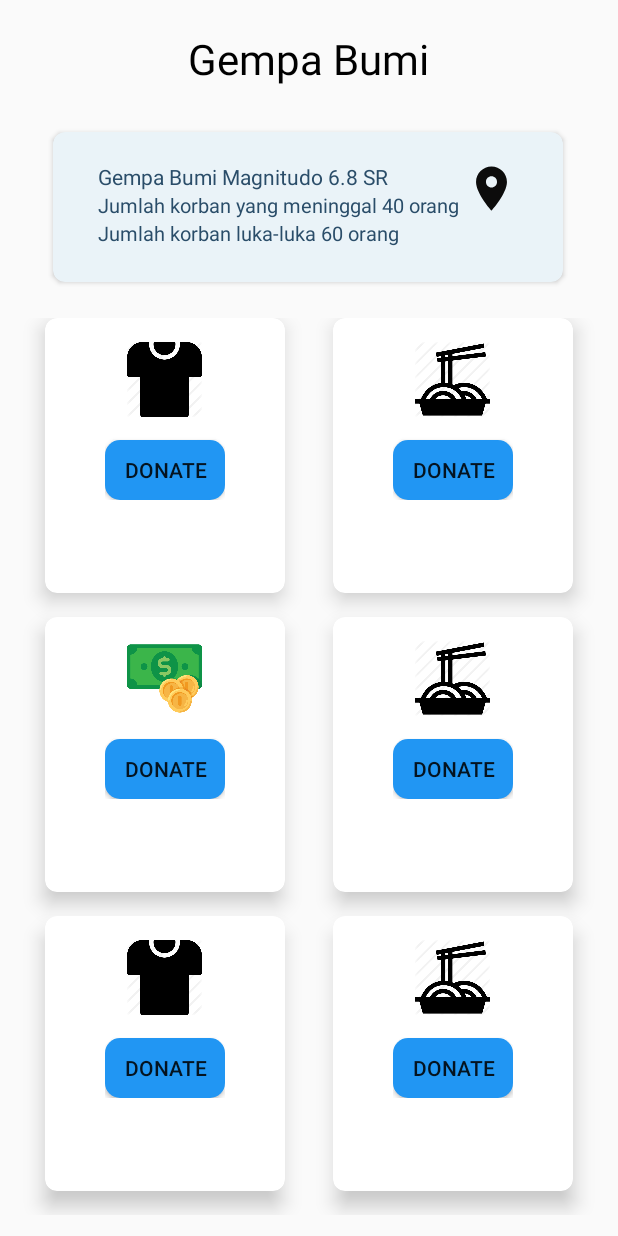
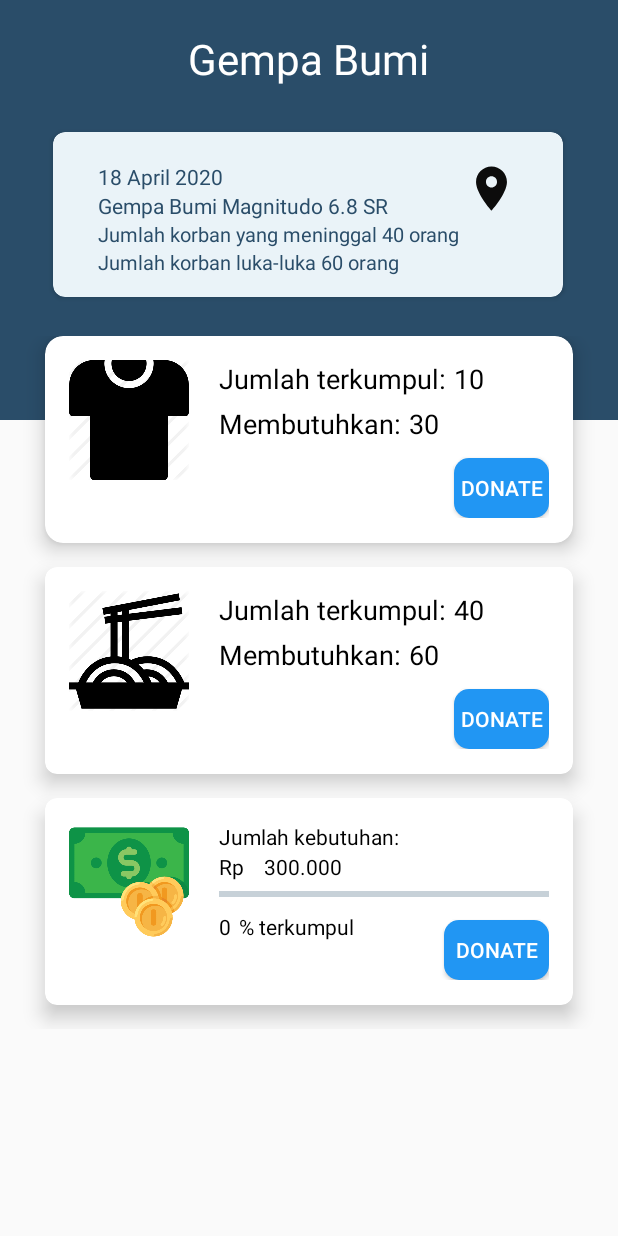
Before and after one commit to reinaldosg/bantuinbencana, an Android app: the fragment BlankFragmentDetail shown on its own in the app's theme, on a phone screen of 412 x 824 dp. Run offline under Robolectric (Android 15) with nearby library versions, the phone set to English and light mode, and no system bars; network calls fail.

Commit message:
Memperbaiki DetailActivity

```diff
--- a/app/src/main/java/dsc/machung/bantuanbencana/DetailActivity.java
+++ b/app/src/main/java/dsc/machung/bantuanbencana/DetailActivity.java
@@ -9,14 +9,26 @@ import android.os.Bundle;
 import android.view.View;
 import android.view.WindowManager;
 import android.widget.AdapterView;
+import android.widget.ProgressBar;
+import android.widget.TextView;
+
+import java.sql.Time;
+import java.util.Timer;
+import java.util.TimerTask;
 
 public class DetailActivity extends AppCompatActivity implements AdapterView.OnItemClickListener{
+
+    private TextView jml_uang;
+    private ProgressBar pb_jml_uang;
 
     @Override
     protected void onCreate(Bundle savedInstanceState) {
         super.onCreate(savedInstanceState);
         setContentView(R.layout.activity_detail);
         getWindow().setFlags(WindowManager.LayoutParams.FLAG_FULLSCREEN, WindowManager.LayoutParams.FLAG_FULLSCREEN);
+
+        jml_uang = (TextView) findViewById(R.id.jml_uang);
+        pb_jml_uang = (ProgressBar) findViewById(R.id.pb_jml_uang);
     }
 
     @Override
@@ -27,4 +39,5 @@ public class DetailActivity extends AppCompatActivity implements AdapterView.OnI
         FragmentTransaction fragmentTransaction = fragmentManager.beginTransaction();
         fragmentTransaction.commit();
     }
+
 }
--- a/app/src/main/res/layout/fragment_blank_fragment_detail.xml
+++ b/app/src/main/res/layout/fragment_blank_fragment_detail.xml
@@ -8,8 +8,14 @@
 
     <LinearLayout
         android:layout_width="match_parent"
-        android:layout_height="match_parent"
+        android:layout_height="700dp"
         android:orientation="vertical">
+
+        <LinearLayout
+            android:layout_width="match_parent"
+            android:layout_height="280dp"
+            android:orientation="vertical"
+            android:background="@drawable/bg">
 
             <TextView
                 android:id="@+id/name"
@@ -17,13 +23,13 @@
                 android:layout_height="wrap_content"
                 android:text="Gempa Bumi"
                 android:layout_gravity="center_horizontal"
-            android:textColor="@color/transparent"
+                android:textColor="@color/white"
                 android:layout_marginTop="20dp"
                 android:textSize="28sp"/>
 
             <androidx.cardview.widget.CardView
                 android:layout_width="340dp"
-            android:layout_height="100dp"
+                android:layout_height="110dp"
                 android:layout_marginStart="35dp"
                 android:layout_marginEnd="30dp"
                 android:layout_marginTop="30dp"
@@ -47,6 +53,13 @@
                             android:layout_width="wrap_content"
                             android:layout_height="wrap_content"
                             android:orientation="vertical">
+
+                            <TextView
+                                android:id="@+id/tgl_bencana"
+                                android:layout_width="wrap_content"
+                                android:layout_height="wrap_content"
+                                android:text="18 April 2020"
+                                android:textColor="@color/colorPrimaryDark"/>
 
                             <TextView
                                 android:layout_width="wrap_content"
@@ -86,17 +99,19 @@
 
             </androidx.cardview.widget.CardView>
 
+        </LinearLayout>
+
         <GridLayout
             android:id="@+id/mainGrid"
-            android:columnCount="2"
+            android:columnCount="1"
             android:rowCount="3"
             android:alignmentMode="alignMargins"
             android:columnOrderPreserved="false"
             android:layout_weight="8"
             android:padding="14dp"
             android:layout_width="match_parent"
-            android:layout_height="0dp"
-            android:layout_marginTop="10dp">
+            android:layout_height="wrap_content"
+            android:layout_marginTop="-70dp">
 
             <androidx.cardview.widget.CardView
                 android:layout_width="0dp"
@@ -107,29 +122,77 @@
                 android:layout_marginLeft="16dp"
                 android:layout_marginRight="16dp"
                 app:cardElevation="8dp"
-                app:cardCornerRadius="8dp">
+                app:cardCornerRadius="12dp">
 
-                <LinearLayout
-                    android:layout_width="wrap_content"
+                <RelativeLayout
+                    android:layout_width="match_parent"
                     android:layout_height="wrap_content"
-                    android:layout_gravity="center_horizontal"
+                    android:layout_gravity="left"
                     android:layout_margin="16dp"
                     android:orientation="vertical">
 
                     <ImageView
-                        android:layout_width="50dp"
-                        android:layout_height="50dp"
+                        android:id="@+id/icon_baju"
+                        android:layout_width="80dp"
+                        android:layout_height="80dp"
                         android:src="@drawable/icon_baju"
-                        android:layout_gravity="center_horizontal"
+                        android:layout_gravity="left"
+                        android:layout_alignParentLeft="true"
                         />
+
+                    <TextView
+                        android:id="@+id/txt_jml_baju"
+                        android:layout_width="wrap_content"
+                        android:layout_height="wrap_content"
+                        android:layout_toRightOf="@+id/icon_baju"
+                        android:layout_marginLeft="20dp"
+                        android:text="Jumlah terkumpul:"
+                        android:textSize="18sp"
+                        android:textColor="@color/transparent"/>
+
+                    <TextView
+                        android:id="@+id/jml_baju"
+                        android:layout_width="wrap_content"
+                        android:layout_height="wrap_content"
+                        android:layout_toRightOf="@+id/txt_jml_baju"
+                        android:layout_marginLeft="5dp"
+                        android:textSize="18sp"
+                        android:textColor="@color/transparent"
+                        android:text="10"/>
+
+                    <TextView
+                        android:id="@+id/txt_jml_butuhbaju"
+                        android:layout_width="wrap_content"
+                        android:layout_height="wrap_content"
+                        android:layout_toRightOf="@+id/icon_baju"
+                        android:layout_marginTop="30dp"
+                        android:layout_marginLeft="20dp"
+                        android:textSize="18sp"
+                        android:textColor="@color/transparent"
+                        android:text="Membutuhkan:"/>
+
+                    <TextView
+                        android:id="@+id/jml_butuhbaju"
+                        android:layout_width="wrap_content"
+                        android:layout_height="wrap_content"
+                        android:layout_toRightOf="@+id/txt_jml_butuhbaju"
+                        android:layout_marginLeft="5dp"
+                        android:layout_marginTop="30dp"
+                        android:textSize="18sp"
+                        android:textColor="@color/transparent"
+                        android:text="30"/>
 
                     <Button
                         android:layout_width="80dp"
                         android:layout_height="40dp"
-                        android:layout_marginTop="15dp"
+                        android:layout_marginTop="65dp"
                         android:text="Donate"
+                        android:layout_gravity="right"
+                        android:textColor="@color/white"
+                        android:layout_toEndOf="@+id/jml_butuhbaju"
+                        android:layout_marginLeft="10dp"
                         android:background="@drawable/btn_bg"/>
-                </LinearLayout>
+                </RelativeLayout>
             </androidx.cardview.widget.CardView>
 
             <androidx.cardview.widget.CardView
@@ -143,26 +206,75 @@
                 app:cardElevation="8dp"
                 app:cardCornerRadius="8dp">
 
-                <LinearLayout
-                    android:layout_width="wrap_content"
+                <RelativeLayout
+                    android:layout_width="match_parent"
                     android:layout_height="wrap_content"
-                    android:layout_gravity="center_horizontal"
+                    android:layout_gravity="left"
                     android:layout_margin="16dp"
                     android:orientation="vertical">
 
                     <ImageView
-                        android:layout_width="50dp"
-                        android:layout_height="50dp"
+                        android:id="@+id/icon_makanan"
+                        android:layout_width="80dp"
+                        android:layout_height="80dp"
                         android:src="@drawable/icon_mie"
-                        android:layout_gravity="center_horizontal"
+                        android:layout_gravity="left"
+                        android:layout_alignParentLeft="true"
                         />
+
+                    <TextView
+                        android:id="@+id/txt_jml_makanan"
+                        android:layout_width="wrap_content"
+                        android:layout_height="wrap_content"
+                        android:layout_toRightOf="@+id/icon_makanan"
+                        android:layout_marginLeft="20dp"
+                        android:text="Jumlah terkumpul:"
+                        android:textSize="18sp"
+                        android:textColor="@color/transparent"/>
+
+                    <TextView
+                        android:id="@+id/jml_makanan"
+                        android:layout_width="wrap_content"
+                        android:layout_height="wrap_content"
+                        android:layout_toRightOf="@+id/txt_jml_makanan"
+                        android:layout_marginLeft="5dp"
+                        android:textSize="18sp"
+                        android:textColor="@color/transparent"
+                        android:text="40"/>
+
+                    <TextView
+                        android:id="@+id/txt_jml_butuhmakanan"
+                        android:layout_width="wrap_content"
+                        android:layout_height="wrap_content"
+                        android:layout_toRightOf="@+id/icon_makanan"
+                        android:layout_marginTop="30dp"
+                        android:layout_marginLeft="20dp"
+                        android:textSize="18sp"
+                        android:textColor="@color/transparent"
+                        android:text="Membutuhkan:"/>
+
+                    <TextView
+                        android:id="@+id/jml_butuhmakanan"
+                        android:layout_width="wrap_content"
+                        android:layout_height="wrap_content"
+                        android:layout_toRightOf="@+id/txt_jml_butuhmakanan"
+                        android:layout_marginLeft="5dp"
+                        android:layout_marginTop="30dp"
+                        android:textSize="18sp"
+                        android:textColor="@color/transparent"
+                        android:text="60"/>
+
                     <Button
                         android:layout_width="80dp"
                         android:layout_height="40dp"
-                        android:layout_marginTop="15dp"
+                        android:layout_marginTop="65dp"
                         android:text="Donate"
+                        android:layout_gravity="right"
+                        android:textColor="@color/white"
+                        android:layout_toEndOf="@+id/jml_butuhmakanan"
+                        android:layout_marginLeft="10dp"
                         android:background="@drawable/btn_bg"/>
-                </LinearLayout>
+                </RelativeLayout>
             </androidx.cardview.widget.CardView>
 
             <androidx.cardview.widget.CardView
@@ -176,130 +288,98 @@
                 app:cardElevation="8dp"
                 app:cardCornerRadius="8dp">
 
-                <LinearLayout
-                    android:layout_width="wrap_content"
+                <RelativeLayout
+                    android:layout_width="match_parent"
                     android:layout_height="wrap_content"
-                    android:layout_gravity="center_horizontal"
+                    android:layout_gravity="left"
                     android:layout_margin="16dp"
                     android:orientation="vertical">
 
                     <ImageView
-                        android:layout_width="50dp"
-                        android:layout_height="50dp"
+                        android:id="@+id/icon_uang"
+                        android:layout_width="80dp"
+                        android:layout_height="80dp"
                         android:src="@drawable/icon_money"
-                        android:layout_gravity="center_horizontal"
+                        android:layout_gravity="left"
+                        android:layout_alignParentLeft="true"
                         />
+
+                    <TextView
+                        android:id="@+id/txt_jml_butuhuang"
+                        android:layout_width="wrap_content"
+                        android:layout_height="wrap_content"
+                        android:layout_toRightOf="@+id/icon_uang"
+                        android:layout_marginLeft="20dp"
+                        android:textColor="@color/transparent"
+                        android:text="Jumlah kebutuhan:"/>
+
+                    <TextView
+                        android:id="@+id/txt_rp"
+                        android:layout_width="wrap_content"
+                        android:layout_height="wrap_content"
+                        android:layout_toRightOf="@+id/icon_uang"
+                        android:layout_marginLeft="20dp"
+                        android:layout_marginTop="20dp"
+                        android:textColor="@color/transparent"
+                        android:text="Rp"/>
+
+                    <TextView
+                        android:id="@+id/jml_butuhuang"
+                        android:layout_width="wrap_content"
+                        android:layout_height="wrap_content"
+                        android:layout_toRightOf="@+id/icon_uang"
+                        android:layout_marginLeft="50dp"
+                        android:layout_marginTop="20dp"
+                        android:textColor="@color/transparent"
+                        android:text="300.000"/>
+
+                    <ProgressBar
+                        android:layout_width="match_parent"
+                        android:layout_height="wrap_content"
+                        style="?android:attr/progressBarStyleHorizontal"
+                        android:layout_toRightOf="@+id/icon_uang"
+                        android:outlineAmbientShadowColor="@color/colorPrimaryDark"
+                        android:progressBackgroundTint="@color/colorPrimaryDark"
+                        android:layout_marginLeft="20dp"
+                        android:layout_marginTop="40dp"
+                        android:id="@+id/pb_jml_uang"/>
+
+                    <TextView
+                        android:id="@+id/jml_uang"
+                        android:layout_width="wrap_content"
+                        android:layout_height="wrap_content"
+                        android:layout_toRightOf="@+id/icon_uang"
+                        android:layout_marginTop="60dp"
+                        android:layout_marginLeft="20dp"
+                        android:textColor="@color/transparent"
+                        android:text="0"/>
+
+                    <TextView
+                        android:id="@+id/txt_uang"
+                        android:layout_width="wrap_content"
+                        android:layout_height="wrap_content"
+                        android:layout_toRightOf="@+id/jml_uang"
+                        android:layout_marginTop="60dp"
+                        android:layout_marginLeft="5dp"
+                        android:textColor="@color/transparent"
+                        android:text="% terkumpul"/>
 
                     <Button
                         android:layout_width="80dp"
                         android:layout_height="40dp"
-                        android:layout_marginTop="15dp"
+                        android:layout_marginTop="65dp"
                         android:text="Donate"
+                        android:layout_gravity="right"
+                        android:textColor="@color/white"
+                        android:layout_toEndOf="@+id/txt_uang"
+                        android:layout_marginLeft="60dp"
                         android:background="@drawable/btn_bg"/>
-                </LinearLayout>
+                </RelativeLayout>
             </androidx.cardview.widget.CardView>
+        </GridLayout>
 
-            <androidx.cardview.widget.CardView
-                android:layout_width="0dp"
-                android:layout_height="0dp"
-                android:layout_columnWeight="1"
-                android:layout_rowWeight="1"
-                android:layout_marginBottom="16dp"
-                android:layout_marginLeft="16dp"
-                android:layout_marginRight="16dp"
-                app:cardElevation="8dp"
-                app:cardCornerRadius="8dp">
 
-                <LinearLayout
-                    android:layout_width="wrap_content"
-                    android:layout_height="wrap_content"
-                    android:layout_gravity="center_horizontal"
-                    android:layout_margin="16dp"
-                    android:orientation="vertical">
 
-                    <ImageView
-                        android:layout_width="50dp"
-                        android:layout_height="50dp"
-                        android:src="@drawable/icon_mie"
-                        android:layout_gravity="center_horizontal"
-                        />
-                    <Button
-                        android:layout_width="80dp"
-                        android:layout_height="40dp"
-                        android:layout_marginTop="15dp"
-                        android:text="Donate"
-                        android:background="@drawable/btn_bg"/>
-                </LinearLayout>
-            </androidx.cardview.widget.CardView>
-
-            <androidx.cardview.widget.CardView
-                android:layout_width="0dp"
-                android:layout_height="0dp"
-                android:layout_columnWeight="1"
-                android:layout_rowWeight="1"
-                android:layout_marginBottom="16dp"
-                android:layout_marginLeft="16dp"
-                android:layout_marginRight="16dp"
-                app:cardElevation="8dp"
-                app:cardCornerRadius="8dp">
-
-                <LinearLayout
-                    android:layout_width="wrap_content"
-                    android:layout_height="wrap_content"
-                    android:layout_gravity="center_horizontal"
-                    android:layout_margin="16dp"
-                    android:orientation="vertical">
-
-                    <ImageView
-                        android:layout_width="50dp"
-                        android:layout_height="50dp"
-                        android:src="@drawable/icon_baju"
-                        android:layout_gravity="center_horizontal"
-                        />
-
-                    <Button
-                        android:layout_width="80dp"
-                        android:layout_height="40dp"
-                        android:layout_marginTop="15dp"
-                        android:text="Donate"
-                        android:background="@drawable/btn_bg"/>
-                </LinearLayout>
-            </androidx.cardview.widget.CardView>
-
-            <androidx.cardview.widget.CardView
-                android:layout_width="0dp"
-                android:layout_height="0dp"
-                android:layout_columnWeight="1"
-                android:layout_rowWeight="1"
-                android:layout_marginBottom="16dp"
-                android:layout_marginLeft="16dp"
-                android:layout_marginRight="16dp"
-                app:cardElevation="8dp"
-                app:cardCornerRadius="8dp">
-
-                <LinearLayout
-                    android:layout_width="wrap_content"
-                    android:layout_height="wrap_content"
-                    android:layout_gravity="center_horizontal"
-                    android:layout_margin="16dp"
-                    android:orientation="vertical">
-
-                    <ImageView
-                        android:layout_width="50dp"
-                        android:layout_height="50dp"
-                        android:src="@drawable/icon_mie"
-                        android:layout_gravity="center_horizontal"
-                        />
-                    <Button
-                        android:layout_width="80dp"
-                        android:layout_height="40dp"
-                        android:layout_marginTop="15dp"
-                        android:text="Donate"
-                        android:background="@drawable/btn_bg"/>
-                </LinearLayout>
-            </androidx.cardview.widget.CardView>
-
-        </GridLayout>
     </LinearLayout>
 
 
--- a/app/src/main/res/values/colors.xml
+++ b/app/src/main/res/values/colors.xml
@@ -4,6 +4,8 @@
     <color name="colorPrimaryDark">#2a4d69</color>
     <color name="colorAccent">#2a4d69</color>
 
+    <color name="white">#ffffff</color>
+    <color name="grey">#ede8da</color>
     <color name="blue">#2196F3</color>
     <color name="transparent">#000000</color>
     <color name="gradStart">#2a4d69</color>
```
Also changed, not shown: app/src/main/res/drawable-v24/bg.png (added). Lines whose indentation alone changed are shown as unchanged.
